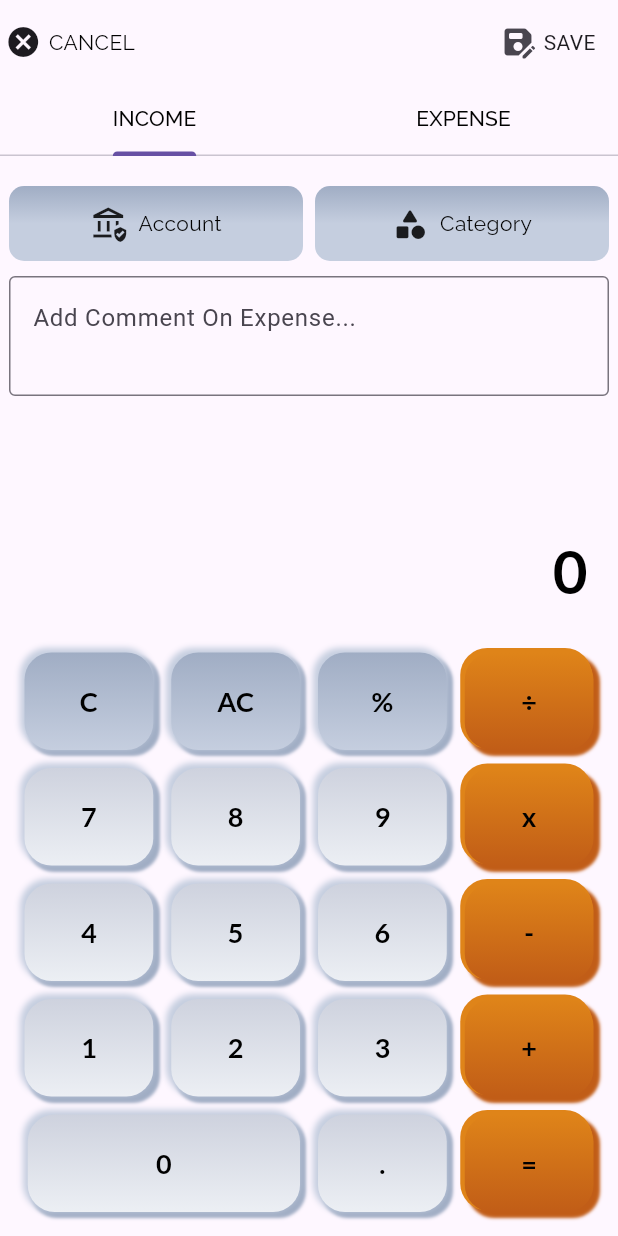
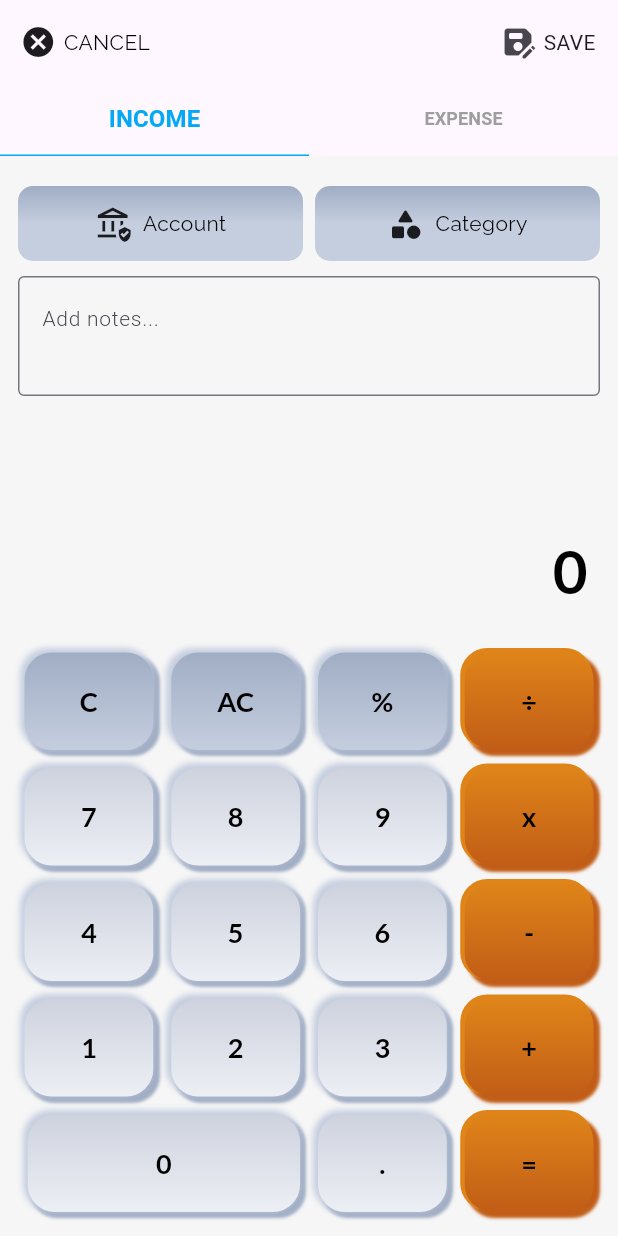
Before and after one commit to Kevinkiron/zoro, a Flutter app: the screen it shows after launch, item 3 of the bottom bar chosen, after a tap on the "add" icon, on a phone screen of 412 x 824 dp. Run offline on Flutter 3.47's test engine with Material 3 defaults, Android fonts, the phone set to English and light mode, and no system bars; our stand-ins replace bloc, easy_date_timeline, equatable, fl_chart, flashy_tab_bar2, flip_card and 4 more.

Commit message:
ui corrections

```diff
--- a/lib/screens/add_expense_income/expense_form.dart
+++ b/lib/screens/add_expense_income/expense_form.dart
@@ -1,4 +1,5 @@
 import 'package:expense_tracker/utils/app_font_styles.dart';
+import 'package:expense_tracker/utils/string_const.dart';
 import 'package:flutter/material.dart';
 import 'package:gap/gap.dart';
 
@@ -13,8 +14,9 @@ class AddExpense extends StatelessWidget {
       length: 2,
       initialIndex: 0,
       child: Scaffold(
+        backgroundColor: const Color(0xFFf6f6f6),
         appBar: AppBar(
-          leadingWidth: 90,
+          leadingWidth: 100,
           leading: GestureDetector(
             onTap: () {
               Navigator.pop(context);
@@ -22,6 +24,7 @@ class AddExpense extends StatelessWidget {
             child: Row(
               mainAxisAlignment: MainAxisAlignment.end,
               children: [
+                const Gap(5),
                 const Icon(Icons.cancel_sharp),
                 const Gap(5),
                 AppFont().S(text: 'CANCEL'),
@@ -42,12 +45,28 @@ class AddExpense extends StatelessWidget {
             ),
           ],
           bottom: TabBar(
+            isScrollable: false,
+            indicatorSize: TabBarIndicatorSize.tab,
+            enableFeedback: false,
+            unselectedLabelColor: Colors.grey,
+            unselectedLabelStyle: TextStyle(
+                fontStyle: AppFont().S(text: '').style?.fontStyle,
+                fontSize: 12,
+                fontWeight: FontWeight.w600),
+            labelColor: Colors.lightBlue,
+            labelStyle: TextStyle(
+                fontStyle: AppFont().S(text: '').style?.fontStyle,
+                fontSize: 16,
+                fontWeight: FontWeight.w600),
+            dividerColor: Colors.transparent,
+            indicator: const BoxDecoration(
+                border: Border(bottom: BorderSide(color: Colors.lightBlue))),
             tabs: [
               Tab(
-                child: AppFont().S(text: 'INCOME'),
+                text: StringConst.income.toUpperCase(),
               ),
               Tab(
-                child: AppFont().S(text: 'EXPENSE'),
+                text: StringConst.expense.toUpperCase(),
               )
             ],
           ),
@@ -65,7 +84,7 @@ class AddExpense extends StatelessWidget {
       children: [
         const Gap(20),
         Padding(
-          padding: const EdgeInsets.symmetric(horizontal: 6),
+          padding: const EdgeInsets.symmetric(horizontal: 12),
           child: Column(
             children: [
               Row(
@@ -77,15 +96,17 @@ class AddExpense extends StatelessWidget {
                 ],
               ),
               const Gap(10),
-              const TextField(
+              TextField(
                 maxLines: 2,
                 decoration: InputDecoration(
-                  hintText: 'Add Comment On Expense...',
+                  hintText: 'Add notes...',
                   hintStyle: TextStyle(
-                    fontWeight: FontWeight.normal,
+                    fontStyle: AppFont().S(text: '').style?.fontStyle,
+                    fontWeight: FontWeight.w300,
+                    fontSize: 14,
                   ),
-                  border: OutlineInputBorder(
-                    borderSide: BorderSide(
+                  border: const OutlineInputBorder(
+                    borderSide: const BorderSide(
                       color: Colors.black,
                     ),
                   ),
@@ -106,7 +127,7 @@ class AddExpense extends StatelessWidget {
       children: [
         const Gap(20),
         Padding(
-          padding: const EdgeInsets.symmetric(horizontal: 6),
+          padding: const EdgeInsets.symmetric(horizontal: 12),
           child: Column(
             children: [
               Row(
@@ -118,14 +139,16 @@ class AddExpense extends StatelessWidget {
                 ],
               ),
               const Gap(10),
-              const TextField(
+              TextField(
                 maxLines: 2,
                 decoration: InputDecoration(
-                  hintText: 'Add Comment On Expense...',
+                  hintText: 'Add notes...',
                   hintStyle: TextStyle(
-                    fontWeight: FontWeight.normal,
+                    fontStyle: AppFont().S(text: '').style?.fontStyle,
+                    fontWeight: FontWeight.w300,
+                    fontSize: 14,
                   ),
-                  border: OutlineInputBorder(
+                  border: const OutlineInputBorder(
                     borderSide: BorderSide(
                       color: Colors.black,
                     ),
--- a/lib/screens/home/home.dart
+++ b/lib/screens/home/home.dart
@@ -20,7 +20,7 @@ class Home extends StatelessWidget {
       builder: (context, state) {
         return Scaffold(
           bottomNavigationBar: const BottomNavBar(),
-          //  backgroundColor: const Color(0xFFf6f6f6),
+          backgroundColor: const Color(0xFFf6f6f6),
           body: state.pages[state.tabIndex],
           floatingActionButton: const FloatButton(),
         );
--- a/lib/screens/splash/splash.dart
+++ b/lib/screens/splash/splash.dart
@@ -21,12 +21,13 @@ class Splash extends StatelessWidget {
       }
     }, builder: (context, state) {
       return Scaffold(
+          backgroundColor: const Color(0xFFf6f6f6),
           body: Column(
-        mainAxisAlignment: MainAxisAlignment.center,
-        children: [
-          Lottie.asset('assets/images/splash2.json'),
-        ],
-      ));
+            mainAxisAlignment: MainAxisAlignment.center,
+            children: [
+              Lottie.asset('assets/images/splash2.json'),
+            ],
+          ));
     });
   }
 }
--- a/lib/screens/statistics/statistics.dart
+++ b/lib/screens/statistics/statistics.dart
@@ -8,6 +8,7 @@ class Statistics extends StatelessWidget {
   @override
   Widget build(BuildContext context) {
     return const Scaffold(
+        backgroundColor: const Color(0xFFf6f6f6),
         body: Column(
           children: [
             SizedBox(
--- a/lib/screens/transactions/transaction.dart
+++ b/lib/screens/transactions/transaction.dart
@@ -10,6 +10,7 @@ class Transaction extends StatelessWidget {
     return DefaultTabController(
       length: 2,
       child: Scaffold(
+        backgroundColor: const Color(0xFFf6f6f6),
         body: Padding(
           padding: const EdgeInsets.symmetric(horizontal: 15),
           child: Column(
--- a/lib/utils/bar_chart.dart
+++ b/lib/utils/bar_chart.dart
@@ -37,9 +37,9 @@ class BarChartView extends StatelessWidget {
                     color: Colors.black,
                     borderRadius: BorderRadius.circular(20),
                     backDrawRodData: BackgroundBarChartRodData(
+                      show: true,
+                      toY: 30,
                       color: Colors.grey.withOpacity(0.5),
-                      show: true,
-                      fromY: 30,
                     ),
                   ),
                 ],
@@ -53,9 +53,9 @@ class BarChartView extends StatelessWidget {
                     color: Colors.black,
                     borderRadius: BorderRadius.circular(20),
                     backDrawRodData: BackgroundBarChartRodData(
+                      show: true,
+                      toY: 30,
                       color: Colors.grey.withOpacity(0.5),
-                      show: true,
-                      fromY: 30,
                     ),
                   ),
                 ],
@@ -69,9 +69,9 @@ class BarChartView extends StatelessWidget {
                     color: Colors.black,
                     borderRadius: BorderRadius.circular(20),
                     backDrawRodData: BackgroundBarChartRodData(
+                      show: true,
+                      toY: 30,
                       color: Colors.grey.withOpacity(0.5),
-                      show: true,
-                      fromY: 30,
                     ),
                   ),
                 ],
@@ -101,9 +101,9 @@ class BarChartView extends StatelessWidget {
                     color: Colors.black,
                     borderRadius: BorderRadius.circular(20),
                     backDrawRodData: BackgroundBarChartRodData(
+                      show: true,
+                      toY: 30,
                       color: Colors.grey.withOpacity(0.5),
-                      show: true,
-                      fromY: 30,
                     ),
                   ),
                 ],
@@ -117,9 +117,9 @@ class BarChartView extends StatelessWidget {
                     color: Colors.black,
                     borderRadius: BorderRadius.circular(20),
                     backDrawRodData: BackgroundBarChartRodData(
+                      show: true,
+                      toY: 30,
                       color: Colors.grey.withOpacity(0.5),
-                      show: true,
-                      fromY: 30,
                     ),
                   ),
                 ],
@@ -133,9 +133,9 @@ class BarChartView extends StatelessWidget {
                     color: Colors.black,
                     borderRadius: BorderRadius.circular(20),
                     backDrawRodData: BackgroundBarChartRodData(
+                      show: true,
+                      toY: 30,
                       color: Colors.grey.withOpacity(0.5),
-                      show: true,
-                      fromY: 30,
                     ),
                   ),
                 ],
```
Lines whose indentation alone changed are shown as unchanged.
